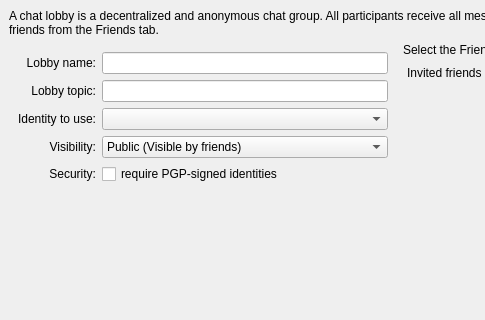
Before: the Qt Designer form retroshare-gui/src/gui/chat/CreateLobbyDialog.ui in RetroShare/RetroShare, drawn with Qt 5; both pictures show x 0 to 485 and y 0 to 320 of the 800 by 486 pixel window.
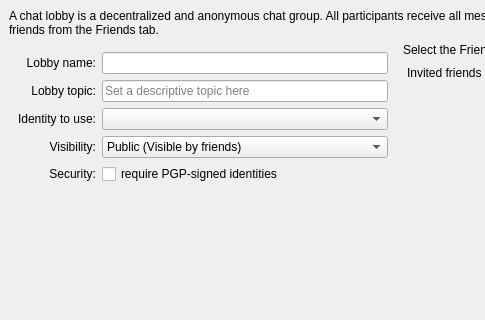
After: the same form once the commit is applied. Icons and pictures are not drawn. Custom widgets are drawn as their Qt base class.

Commit message: Moved Id Chooser to Tool Menu Added a place holder text.

Patch:
```diff
--- a/retroshare-gui/src/gui/chat/CreateLobbyDialog.ui
+++ b/retroshare-gui/src/gui/chat/CreateLobbyDialog.ui
@@ -71,7 +71,11 @@
               </widget>
              </item>
              <item row="1" column="2">
-              <widget class="QLineEdit" name="lobbyTopic_LE"/>
+              <widget class="QLineEdit" name="lobbyTopic_LE">
+               <property name="placeholderText">
+                <string>Set a descriptive topic here</string>
+               </property>
+              </widget>
              </item>
              <item row="2" column="0">
               <widget class="QLabel" name="label_4">
```
The commit also changes 2 other files.
